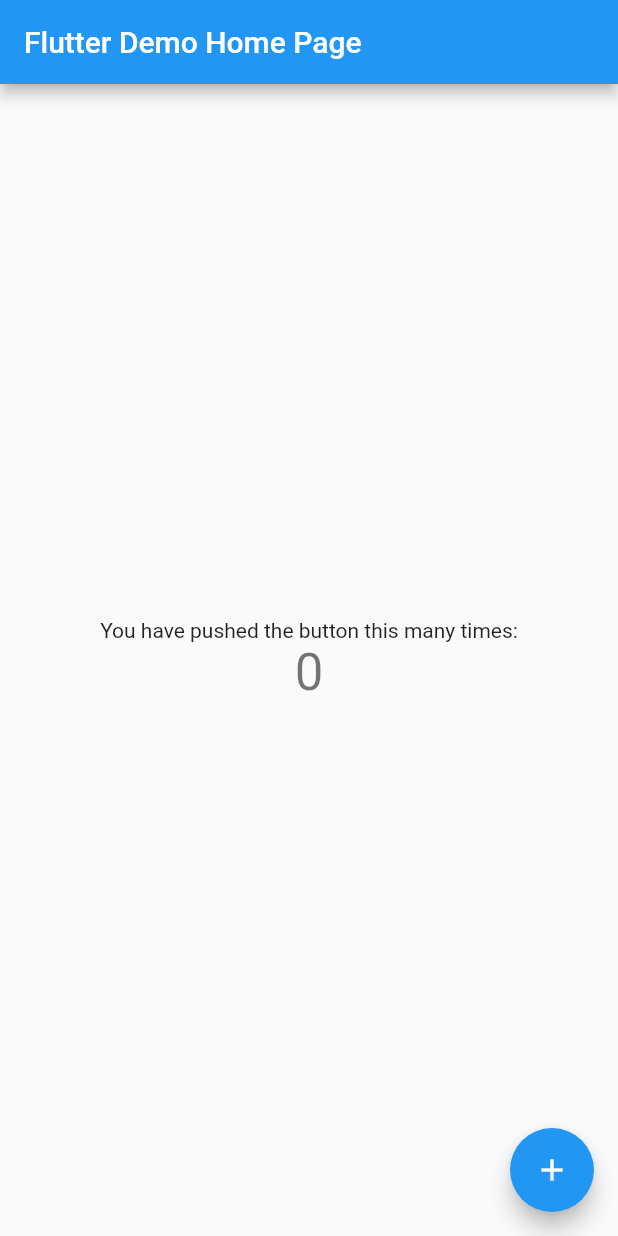
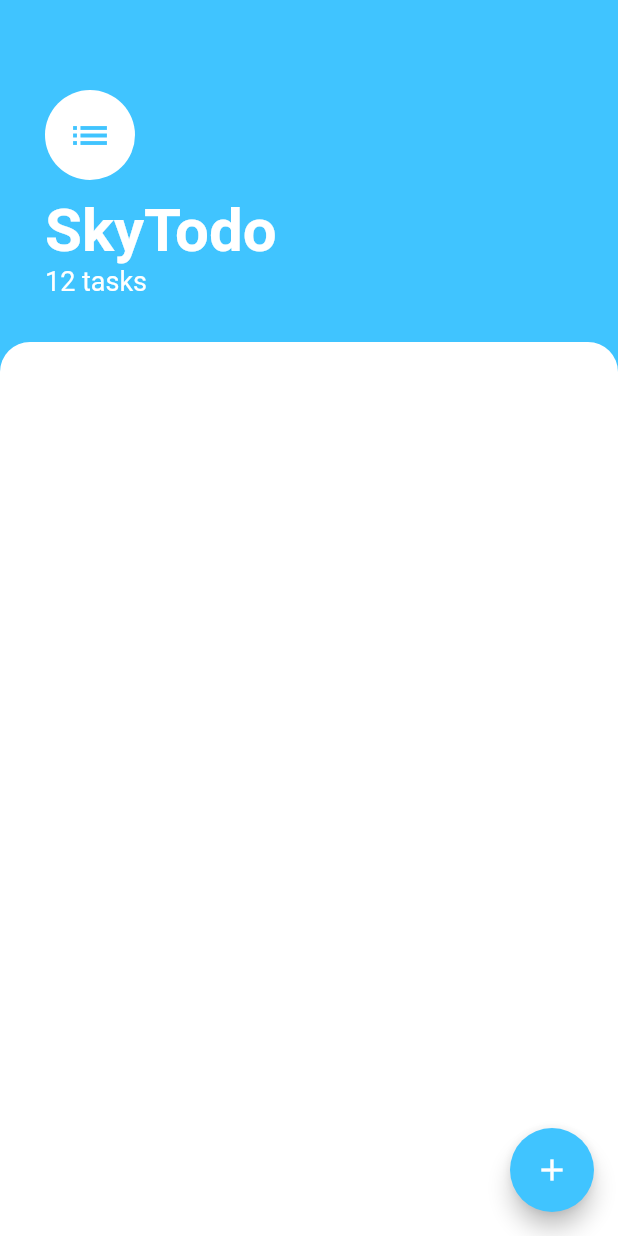
Before and after one commit to fumiyasac/TodoStyleFlutterApp, a Flutter app: the screen it shows after launch, on a phone screen of 412 x 824 dp. Run offline on Flutter 3.47's test engine with Material 2 defaults, Android fonts, the phone set to English and light mode, and no system bars.

Commit message:
【写経】タスク一覧画面のデザインを作成

```diff
--- a/lib/main.dart
+++ b/lib/main.dart
@@ -1,65 +1,16 @@
 import 'package:flutter/material.dart';
+import 'package:todo_sample_app_with_provider/screen/tasks_screen.dart';
 
 void main() {
   runApp(MyApp());
 }
 
 class MyApp extends StatelessWidget {
+
   @override
   Widget build(BuildContext context) {
     return MaterialApp(
-      title: 'Flutter Demo',
-      theme: ThemeData(
-        primarySwatch: Colors.blue,
-        visualDensity: VisualDensity.adaptivePlatformDensity,
-      ),
-      home: MyHomePage(title: 'Flutter Demo Home Page'),
+      home: TasksScreen(),
     );
   }
 }
-
-class MyHomePage extends StatefulWidget {
-  MyHomePage({Key key, this.title}) : super(key: key);
-  final String title;
-
-  @override
-  _MyHomePageState createState() => _MyHomePageState();
-}
-
-class _MyHomePageState extends State<MyHomePage> {
-  int _counter = 0;
-
-  void _incrementCounter() {
-    setState(() {
-      _counter++;
-    });
-  }
-
-  @override
-  Widget build(BuildContext context) {
-    return Scaffold(
-      appBar: AppBar(
-        title: Text(widget.title),
-      ),
-      body: Center(
-        child: Column(
-          mainAxisAlignment: MainAxisAlignment.center,
-          children: <Widget>[
-            Text(
-              'You have pushed the button this many times:',
-            ),
-            Text(
-              '$_counter',
-              style: Theme.of(context).textTheme.headline4,
-            ),
-          ],
-        ),
-      ),
-      floatingActionButton: FloatingActionButton(
-        onPressed: _incrementCounter,
-        tooltip: 'Increment',
-        child: Icon(Icons.add),
-      ),
-    );
-  }
-}
--- /dev/null
+++ b/lib/screen/tasks_screen.dart
@@ -0,0 +1,61 @@
+import 'package:flutter/material.dart';
+
+class TasksScreen extends StatelessWidget {
+  @override
+  Widget build(BuildContext context) {
+    return Scaffold(
+      backgroundColor: Colors.lightBlueAccent,
+      floatingActionButton: FloatingActionButton(
+        backgroundColor: Colors.lightBlueAccent,
+        child: Icon(Icons.add),
+      ),
+      body: Column(
+        crossAxisAlignment: CrossAxisAlignment.start,
+        children: <Widget>[
+          Container(
+            padding: EdgeInsets.only(
+                top: 60.0, left: 30.0, right: 30.0, bottom: 30.0),
+            child: Column(
+              crossAxisAlignment: CrossAxisAlignment.start,
+              children: <Widget>[
+                CircleAvatar(
+                  child: Icon(
+                    Icons.list,
+                    size: 30.0,
+                    color: Colors.lightBlueAccent,
+                  ),
+                  backgroundColor: Colors.white,
+                  radius: 30.0,
+                ),
+                SizedBox(
+                  height: 10.0,
+                ),
+                Text(
+                  'SkyTodo',
+                  style: TextStyle(
+                      color: Colors.white,
+                      fontSize: 40.0,
+                      fontWeight: FontWeight.w700),
+                ),
+                Text(
+                  '12 tasks',
+                  style: TextStyle(color: Colors.white, fontSize: 18.0),
+                ),
+              ],
+            ),
+          ),
+          Expanded(
+            child: Container(
+              decoration: BoxDecoration(
+                  color: Colors.white,
+                  borderRadius: BorderRadius.only(
+                    topLeft: Radius.circular(20.0),
+                    topRight: Radius.circular(20.0),
+                  )),
+            ),
+          ),
+        ],
+      ),
+    );
+  }
+}
```
